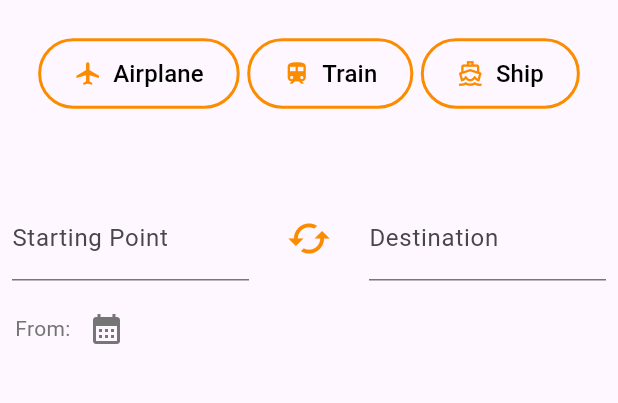
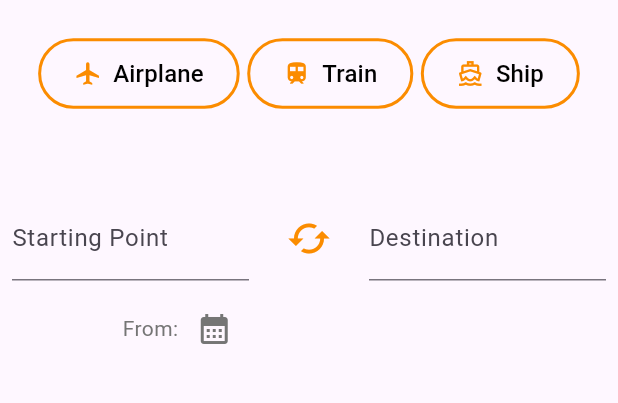
Before and after one commit to elisavet6/project-elisavet, a Flutter app: the Anonymous_Home screen opened directly, after a tap on the "cached" icon, on a phone screen of 412 x 824 dp, the part 309-712 px from its top. Run offline on Flutter 3.47's test engine with Material 3 defaults, Android fonts, the phone set to English and light mode, and no system bars; our stand-ins replace cloud_firestore, csc_picker, firebase_auth, firebase_core; missing offline and left inert: fl_country_code_picker; accounts and stored records are empty; network calls fail.

Commit message:
30/05/24

```diff
--- a/lib/components/anonymous_drawer.dart
+++ b/lib/components/anonymous_drawer.dart
@@ -1,4 +1,5 @@
 import 'package:flutter/material.dart';
+import 'package:iq_project/components/anonymous_home.dart';
 import 'package:iq_project/components/eggrafh.dart';
 import 'package:iq_project/components/login_2.dart';
 
@@ -33,7 +34,7 @@ class _anonymous_drawerState extends State<anonymous_drawer> {
               style: TextStyle(color: Colors.white),
             ),
             onTap: () => Navigator.push(context,
-                MaterialPageRoute(builder: (context) => anonymous_drawer())),
+                MaterialPageRoute(builder: (context) => Anonymous_Home())),
           ),
         ),
         Padding(
--- a/lib/components/anonymous_home.dart
+++ b/lib/components/anonymous_home.dart
@@ -1,10 +1,9 @@
 import 'dart:convert';
-import 'package:cloud_firestore/cloud_firestore.dart';
+
+import 'package:flutter/material.dart';
 import 'package:http/http.dart' as http;
-import 'package:flutter/material.dart';
 import 'package:iq_project/components/anonymous_drawer.dart';
 import 'package:iq_project/components/custom_button.dart';
-import 'package:iq_project/components/drawer.dart';
 import 'package:iq_project/components/eggrafh.dart';
 import 'package:iq_project/models/countries.dart';
 
@@ -22,8 +21,8 @@ class _Anonymous_HomeState extends State<Anonymous_Home> {
   List<String> cities = [];
   static const IconData directions_boat_outlined =
       IconData(0xefc2, fontFamily: 'MaterialIcons');
-  TextEditingController startingPoint = TextEditingController();
-  TextEditingController destination = TextEditingController();
+  String startCity = "";
+  String destCity = "";
   TextEditingController startingDate = TextEditingController();
   TextEditingController destinationDate = TextEditingController();
   DateTime? startDate;
@@ -70,7 +69,7 @@ class _Anonymous_HomeState extends State<Anonymous_Home> {
                     );
                   },
                   child: Text('Sign Up'),
-                  style: TextButton.styleFrom(primary: Colors.white),
+                  style: TextButton.styleFrom(foregroundColor: Colors.white),
                 ),
               ],
             )
@@ -129,12 +128,15 @@ class _Anonymous_HomeState extends State<Anonymous_Home> {
                                   textEditingValue.text.toLowerCase());
                             });
                           },
-                          fieldViewBuilder: (BuildContext context,
-                              startingPoint,
-                              FocusNode focusNode,
-                              VoidCallback onFieldSubmitted) {
+                          onSelected: (option) => setState(() {
+                            startCity = option;
+                          }),
+                          initialValue: TextEditingValue(text: startCity),
+                          fieldViewBuilder: (context, controller, focusNode,
+                              onFieldSubmitted) {
+                            controller.text = startCity;
                             return TextFormField(
-                              controller: startingPoint,
+                              controller: controller,
                               focusNode: focusNode,
                               decoration: InputDecoration(
                                 labelText: "Starting Point",
@@ -158,12 +160,11 @@ class _Anonymous_HomeState extends State<Anonymous_Home> {
                             size: 30.0,
                           ),
                           onPressed: () {
-                            final temp = destination.text;
-                            destination.text = startingPoint.text;
-                            startingPoint.text = temp;
-
-                            print(startingPoint.text);
-                            print(destination.text);
+                            setState(() {
+                              final temp = destCity;
+                              destCity = startCity;
+                              startCity = temp;
+                            });
                           },
                         ),
                       ),
@@ -181,12 +182,15 @@ class _Anonymous_HomeState extends State<Anonymous_Home> {
                                     textEditingValue.text.toLowerCase());
                               });
                             },
-                            fieldViewBuilder: (BuildContext context,
-                                destination,
-                                FocusNode focusNode,
-                                VoidCallback onFieldSubmitted) {
+                            onSelected: (option) => setState(() {
+                              destCity = option;
+                            }),
+                            initialValue: TextEditingValue(text: destCity),
+                            fieldViewBuilder: (context, controller, focusNode,
+                                onFieldSubmitted) {
+                              controller.text = destCity;
                               return TextFormField(
-                                controller: destination,
+                                controller: controller,
                                 focusNode: focusNode,
                                 decoration: InputDecoration(
                                   labelText: "Destination",
@@ -205,12 +209,10 @@ class _Anonymous_HomeState extends State<Anonymous_Home> {
                     ],
                   ),
                   Row(
-                    mainAxisAlignment: MainAxisAlignment.start,
+                    mainAxisAlignment: MainAxisAlignment.spaceAround,
                     children: [
-                      SizedBox(
-                        height: 5,
-                        width: 10,
-                      ),
+                      Row(
+                        children: [
                           Text(
                             "From:",
                             style: TextStyle(color: Colors.grey.shade600),
@@ -223,9 +225,10 @@ class _Anonymous_HomeState extends State<Anonymous_Home> {
                             color: Colors.grey.shade600,
                           ),
                           Text(startingDate.text),
-                      SizedBox(
-                        width: 130,
+                        ],
                       ),
+                      Row(
+                        children: [
                           if (startingDate.text.isNotEmpty)
                             Text(
                               "Add a return date:",
@@ -247,6 +250,8 @@ class _Anonymous_HomeState extends State<Anonymous_Home> {
                                     });
                                   }
                                 }),
+                        ],
+                      )
                     ],
                   ),
                   if (isSwitched)
--- /dev/null
+++ b/lib/components/api_service.dart
@@ -0,0 +1 @@
+// TODO Implement this library.
--- a/lib/components/forgot_pw.dart
+++ b/lib/components/forgot_pw.dart
@@ -84,8 +84,10 @@ class _ForgotPasswordState extends State<ForgotPassword> {
                   MaterialPageRoute(builder: (context) => SignUpForm()),
                 );
               },
-              child: Text('Sign Up'),
-              style: TextButton.styleFrom(primary: Colors.grey),
+              child: Text(
+                'Sign Up',
+                style: TextStyle(color: Colors.grey),
+              ),
             )
           ],
         ));
```
Also changed, not shown: lib/components/edit_profile.dart (+31 -3 lines), lib/components/eggrafh.dart (+5 -5 lines), lib/components/landing_page.dart (+28 -27 lines), lib/components/login.dart (+14 -6 lines), lib/docs/dromologia.json (added, +81 -0 lines), lib/models/train_destinations.dart (added, +11 -0 lines), lib/services/api_ose.dart (added, +26 -0 lines). Lines whose indentation alone changed are shown as unchanged.
